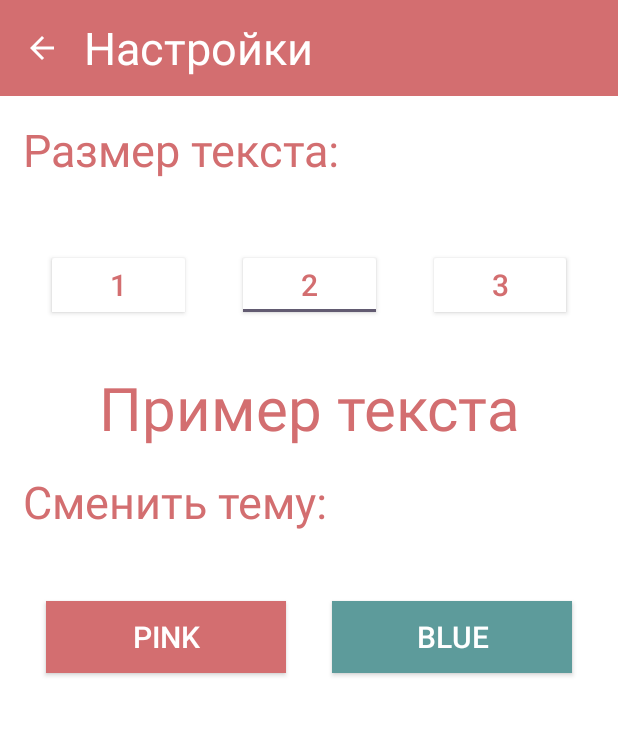
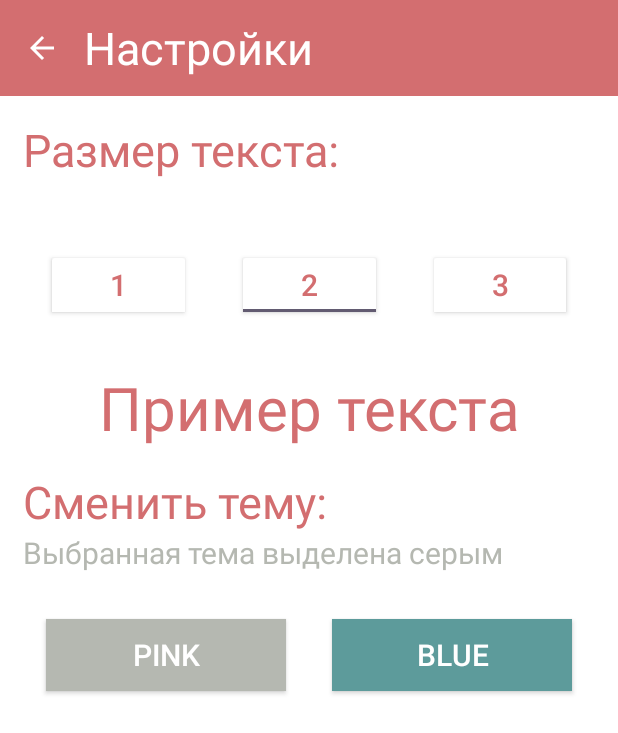
Before and after one commit to 123abc1920/pink-notes, an Android app: the Setting screen opened directly, with no data from a screen before it, on a phone screen of 412 x 824 dp. Shown: the top 733 px of the screen. Run offline under Robolectric (Android 15) with nearby library versions, the phone set to English and light mode, and no system bars.

Commit message:
fix buttons appearance and settings

```diff
--- a/app/src/main/java/com/example/mycuteapplication/ListEdit.java
+++ b/app/src/main/java/com/example/mycuteapplication/ListEdit.java
@@ -48,6 +48,7 @@ public class ListEdit extends AppCompatActivity {
 
         title = findViewById(R.id.title_list);
         listText = findViewById(R.id.list_name);
+        listText.setTextSize(TypedValue.COMPLEX_UNIT_SP, MainActivity.textSize);
         title.setTextSize(TypedValue.COMPLEX_UNIT_SP, MainActivity.textSize);
 
         if (MainActivity.old) {
--- a/app/src/main/res/layout/activity_list.xml
+++ b/app/src/main/res/layout/activity_list.xml
@@ -47,7 +47,7 @@
             android:layout_margin="15dp"
             android:layout_weight="3"
             android:text="+"
-            android:textSize="15sp" />
+            android:textSize="25sp" />
 
     </LinearLayout>
 
--- a/app/src/main/res/layout/activity_setting.xml
+++ b/app/src/main/res/layout/activity_setting.xml
@@ -76,8 +76,19 @@
     <TextView
         android:layout_width="match_parent"
         android:layout_height="wrap_content"
-        android:layout_margin="15dp"
+        android:layout_marginLeft="15dp"
+        android:layout_marginTop="15dp"
+        android:layout_marginRight="15dp"
         android:text="Сменить тему:" />
+
+    <TextView
+        android:layout_width="match_parent"
+        android:layout_height="wrap_content"
+        android:text="Выбранная тема выделена серым"
+        android:textColor="@color/grey"
+        android:layout_marginRight="15dp"
+        android:layout_marginLeft="15dp"
+        android:textSize="20sp" />
 
     <LinearLayout
         android:layout_width="match_parent"
```
Also changed, not shown: app/src/main/java/com/example/mycuteapplication/ButtonAdapter.java (+15 -7 lines), app/src/main/java/com/example/mycuteapplication/Setting.java (+15 -0 lines), app/src/main/res/layout/card_view.xml (+5 -3 lines).
